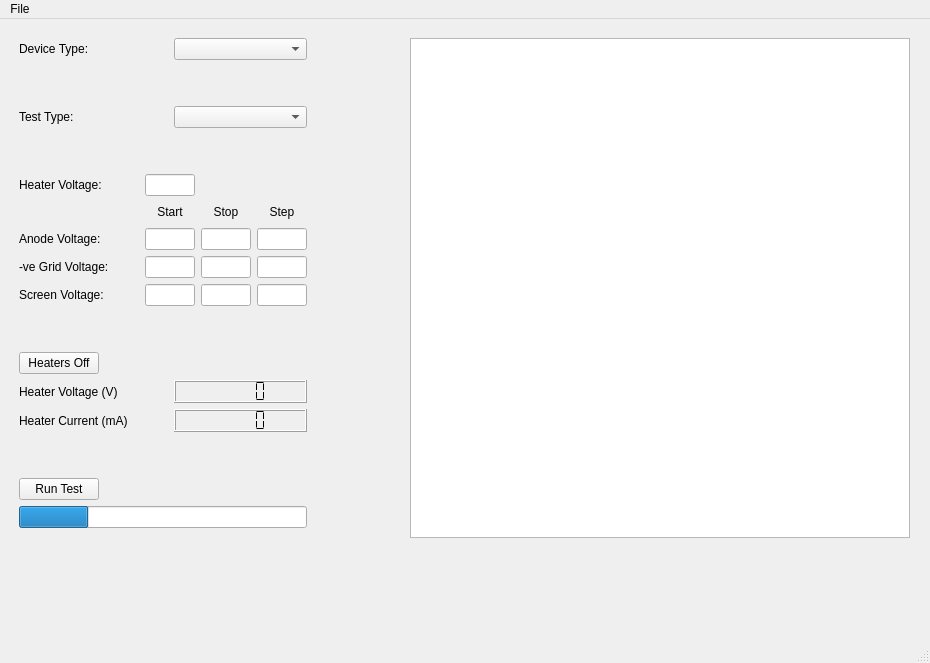
The window that valveanalyser.ui (olivergardiner/ValveTester) describes before a commit, drawn with Qt 5.
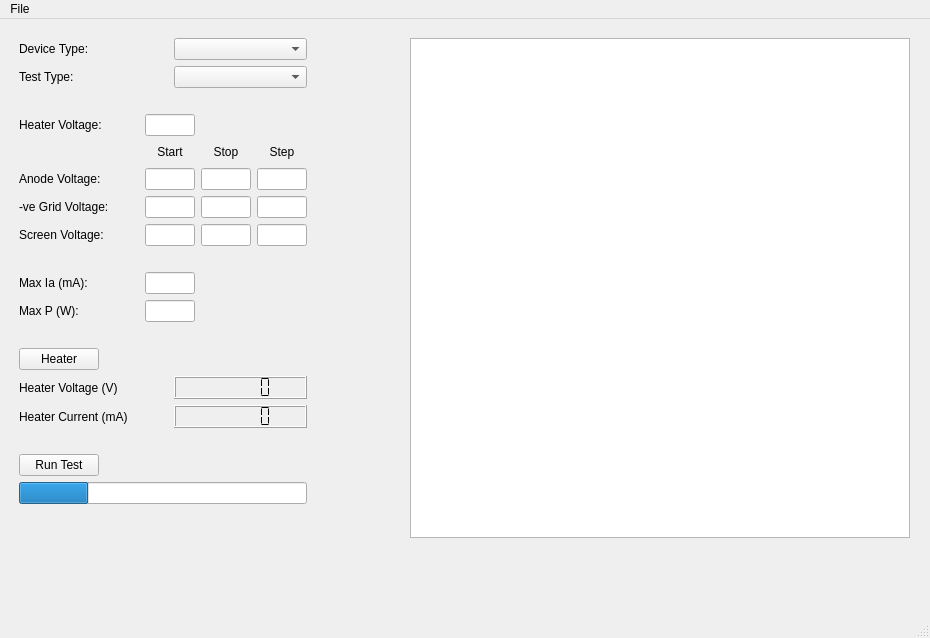
The same window after the commit.

```diff
--- a/valveanalyser.ui
+++ b/valveanalyser.ui
@@ -7,7 +7,7 @@
     <x>0</x>
     <y>0</y>
     <width>930</width>
-    <height>663</height>
+    <height>638</height>
    </rect>
   </property>
   <property name="windowTitle">
@@ -20,7 +20,7 @@
       <x>19</x>
       <y>19</y>
       <width>891</width>
-      <height>591</height>
+      <height>561</height>
      </rect>
     </property>
     <layout class="QHBoxLayout" name="horizontalLayout">
@@ -65,22 +65,6 @@
          </item>
         </layout>
        </item>
-       <item>
-        <spacer name="verticalSpacer_5">
-         <property name="orientation">
-          <enum>Qt::Vertical</enum>
-         </property>
-         <property name="sizeType">
-          <enum>QSizePolicy::Fixed</enum>
-         </property>
-         <property name="sizeHint" stdset="0">
-          <size>
-           <width>20</width>
-           <height>40</height>
-          </size>
-         </property>
-        </spacer>
-       </item>
        <item>
         <layout class="QHBoxLayout" name="horizontalLayout_17">
          <item>
@@ -125,7 +109,7 @@
          <property name="sizeHint" stdset="0">
           <size>
            <width>20</width>
-           <height>40</height>
+           <height>20</height>
           </size>
          </property>
         </spacer>
@@ -547,6 +531,154 @@
          </item>
         </layout>
        </item>
+       <item>
+        <spacer name="verticalSpacer_7">
+         <property name="orientation">
+          <enum>Qt::Vertical</enum>
+         </property>
+         <property name="sizeType">
+          <enum>QSizePolicy::Fixed</enum>
+         </property>
+         <property name="sizeHint" stdset="0">
+          <size>
+           <width>20</width>
+           <height>20</height>
+          </size>
+         </property>
+        </spacer>
+       </item>
+       <item>
+        <layout class="QVBoxLayout" name="verticalLayout_4">
+         <item>
+          <layout class="QHBoxLayout" name="horizontalLayout_2">
+           <item>
+            <widget class="QLabel" name="label_5">
+             <property name="sizePolicy">
+              <sizepolicy hsizetype="Expanding" vsizetype="Preferred">
+               <horstretch>0</horstretch>
+               <verstretch>0</verstretch>
+              </sizepolicy>
+             </property>
+             <property name="minimumSize">
+              <size>
+               <width>120</width>
+               <height>0</height>
+              </size>
+             </property>
+             <property name="maximumSize">
+              <size>
+               <width>16777215</width>
+               <height>16777215</height>
+              </size>
+             </property>
+             <property name="text">
+              <string>Max Ia (mA):</string>
+             </property>
+            </widget>
+           </item>
+           <item>
+            <widget class="QLineEdit" name="iaMax">
+             <property name="sizePolicy">
+              <sizepolicy hsizetype="Fixed" vsizetype="Fixed">
+               <horstretch>0</horstretch>
+               <verstretch>0</verstretch>
+              </sizepolicy>
+             </property>
+             <property name="minimumSize">
+              <size>
+               <width>50</width>
+               <height>0</height>
+              </size>
+             </property>
+             <property name="maximumSize">
+              <size>
+               <width>50</width>
+               <height>16777215</height>
+              </size>
+             </property>
+            </widget>
+           </item>
+           <item>
+            <spacer name="horizontalSpacer_2">
+             <property name="orientation">
+              <enum>Qt::Horizontal</enum>
+             </property>
+             <property name="sizeHint" stdset="0">
+              <size>
+               <width>112</width>
+               <height>20</height>
+              </size>
+             </property>
+            </spacer>
+           </item>
+          </layout>
+         </item>
+         <item>
+          <layout class="QHBoxLayout" name="horizontalLayout_5">
+           <item>
+            <widget class="QLabel" name="label_6">
+             <property name="sizePolicy">
+              <sizepolicy hsizetype="Expanding" vsizetype="Preferred">
+               <horstretch>0</horstretch>
+               <verstretch>0</verstretch>
+              </sizepolicy>
+             </property>
+             <property name="minimumSize">
+              <size>
+               <width>120</width>
+               <height>0</height>
+              </size>
+             </property>
+             <property name="maximumSize">
+              <size>
+               <width>16777215</width>
+               <height>16777215</height>
+              </size>
+             </property>
+             <property name="text">
+              <string>Max P (W):</string>
+             </property>
+            </widget>
+           </item>
+           <item>
+            <widget class="QLineEdit" name="pMax">
+             <property name="sizePolicy">
+              <sizepolicy hsizetype="Fixed" vsizetype="Fixed">
+               <horstretch>0</horstretch>
+               <verstretch>0</verstretch>
+              </sizepolicy>
+             </property>
+             <property name="minimumSize">
+              <size>
+               <width>50</width>
+               <height>0</height>
+              </size>
+             </property>
+             <property name="maximumSize">
+              <size>
+               <width>50</width>
+               <height>16777215</height>
+              </size>
+             </property>
+            </widget>
+           </item>
+           <item>
+            <spacer name="horizontalSpacer_3">
+             <property name="orientation">
+              <enum>Qt::Horizontal</enum>
+             </property>
+             <property name="sizeHint" stdset="0">
+              <size>
+               <width>112</width>
+               <height>20</height>
+              </size>
+             </property>
+            </spacer>
+           </item>
+          </layout>
+         </item>
+        </layout>
+       </item>
        <item>
         <spacer name="verticalSpacer_2">
          <property name="orientation">
@@ -558,7 +690,7 @@
          <property name="sizeHint" stdset="0">
           <size>
            <width>20</width>
-           <height>40</height>
+           <height>20</height>
           </size>
          </property>
         </spacer>
@@ -580,10 +712,10 @@
             </size>
            </property>
            <property name="text">
-            <string>Heaters Off</string>
+            <string>Heater</string>
            </property>
            <property name="checkable">
-            <bool>true</bool>
+            <bool>false</bool>
            </property>
           </widget>
          </item>
@@ -650,6 +782,9 @@
              <height>0</height>
             </size>
            </property>
+           <property name="digitCount">
+            <number>6</number>
+           </property>
            <property name="segmentStyle">
             <enum>QLCDNumber::Flat</enum>
            </property>
@@ -708,6 +843,9 @@
            <property name="lineWidth">
             <number>1</number>
            </property>
+           <property name="digitCount">
+            <number>6</number>
+           </property>
            <property name="segmentStyle">
             <enum>QLCDNumber::Flat</enum>
            </property>
@@ -726,7 +864,7 @@
          <property name="sizeHint" stdset="0">
           <size>
            <width>20</width>
-           <height>40</height>
+           <height>20</height>
           </size>
          </property>
         </spacer>
```
Left out of the diff: 2 changed lines with no effect on the pictures.
